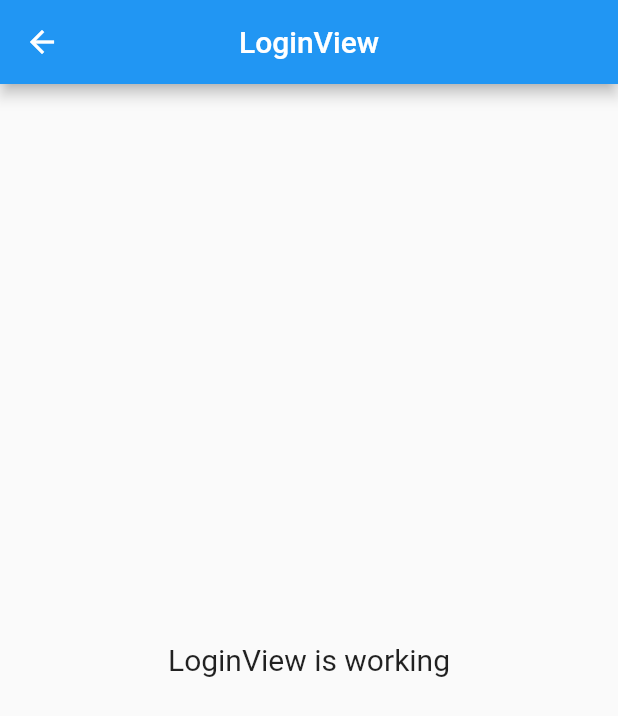
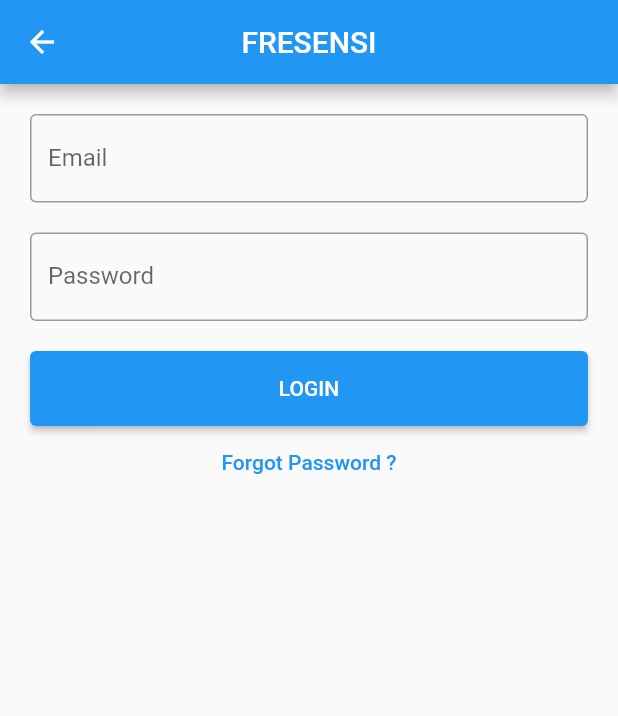
Before and after one commit to superosystem/fresensi, a Flutter app: the LoginView screen opened by its route, on a phone screen of 412 x 824 dp. Shown: the top 716 px of the screen. Run offline on Flutter 3.47's test engine with Material 2 defaults, Android fonts, the phone set to English and light mode, and no system bars; our stand-ins replace cloud_firestore, firebase_auth, firebase_core, get; accounts and stored records are empty.

Commit message:
add login

```diff
--- a/lib/app/modules/account/login/controllers/login_controller.dart
+++ b/lib/app/modules/account/login/controllers/login_controller.dart
@@ -1,23 +1,52 @@
+import 'package:firebase_auth/firebase_auth.dart';
+import 'package:flutter/foundation.dart';
+import 'package:flutter/material.dart';
+import 'package:fresensi/app/routes/app_pages.dart';
 import 'package:get/get.dart';
 
 class LoginController extends GetxController {
-  //TODO: Implement LoginController
+  TextEditingController emailC = TextEditingController();
+  TextEditingController passwordC = TextEditingController();
 
-  final count = 0.obs;
-  @override
-  void onInit() {
-    super.onInit();
+  FirebaseAuth auth = FirebaseAuth.instance;
+
+  void login() async {
+    if (emailC.text.isNotEmpty && passwordC.text.isNotEmpty) {
+      try {
+        // signIn with email and password
+        UserCredential userCredential = await auth.signInWithEmailAndPassword(
+          email: emailC.text,
+          password: passwordC.text,
+        );
+        // check user credential
+        if(userCredential.user != null) {
+          if(userCredential.user!.emailVerified == true) {
+            // Route to home
+            Get.offAllNamed(Routes.HOME);
+          }else{
+            Get.defaultDialog(
+              title: "Account need verification",
+              middleText: "You should verify that email."
+            );
+          }
+        }
+
+      } on FirebaseAuthException catch (err) {
+        if (err.code == 'user-not-found') {
+          if (kDebugMode) {
+            print("No user found for that email.");
+          }
+          Get.snackbar("Problem occurred", "Email is not registered");
+        } else if (err.code == 'wrong-password') {
+          if (kDebugMode) {
+            print("Wrong password provided for that user.");
+          }
+          Get.snackbar(
+              "Problem occurred", "Wrong password provided for that user");
+        }
+      }
+    } else {
+      Get.snackbar("Problem occurred", "All fields can not be empty");
+    }
   }
-
-  @override
-  void onReady() {
-    super.onReady();
-  }
-
-  @override
-  void onClose() {
-    super.onClose();
-  }
-
-  void increment() => count.value++;
 }
--- a/lib/app/modules/account/login/views/login_view.dart
+++ b/lib/app/modules/account/login/views/login_view.dart
@@ -1,23 +1,52 @@
 import 'package:flutter/material.dart';
-
 import 'package:get/get.dart';
 
 import '../controllers/login_controller.dart';
 
 class LoginView extends GetView<LoginController> {
   const LoginView({Key? key}) : super(key: key);
+
   @override
   Widget build(BuildContext context) {
     return Scaffold(
       appBar: AppBar(
-        title: const Text('LoginView'),
+        title: const Text('FRESENSI'),
         centerTitle: true,
       ),
-      body: const Center(
-        child: Text(
-          'LoginView is working',
-          style: TextStyle(fontSize: 20),
-        ),
+      body: ListView(
+        padding: const EdgeInsets.all(20),
+        children: [
+          TextField(
+            controller: controller.emailC,
+            decoration: const InputDecoration(
+              labelText: "Email",
+              border: OutlineInputBorder(),
+            ),
+          ),
+          const SizedBox(height: 20),
+          TextField(
+            controller: controller.passwordC,
+            obscureText: true,
+            decoration: const InputDecoration(
+              labelText: "Password",
+              border: OutlineInputBorder(),
+            ),
+          ),
+          const SizedBox(height: 20),
+          SizedBox(
+            height: 50,
+            child: ElevatedButton(
+              onPressed: () {
+                controller.login();
+              },
+              child: const Text("LOGIN"),
+            ),
+          ),
+          TextButton(
+            onPressed: () {},
+            child: const Text("Forgot Password ?"),
+          ),
+        ],
       ),
     );
   }
--- a/lib/app/routes/app_pages.dart
+++ b/lib/app/routes/app_pages.dart
@@ -12,7 +12,7 @@ part 'app_routes.dart';
 class AppPages {
   AppPages._();
 
-  static const INITIAL = Routes.HOME;
+  static const INITIAL = Routes.LOGIN;
 
   static final routes = [
     GetPage(
```
Also changed, not shown: lib/app/modules/home/controllers/home_controller.dart (+1 -18 lines).
